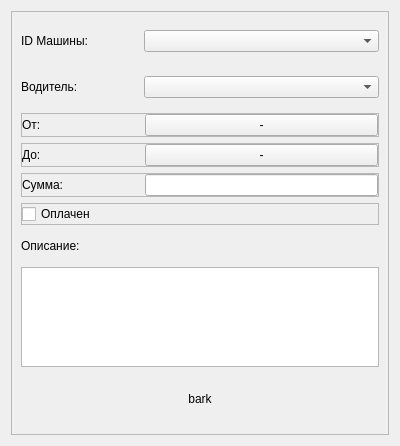
Qt form EcoTaxiQt/pages/addupdaterepair.ui (zhanyysh/ecotaxi) before a commit.
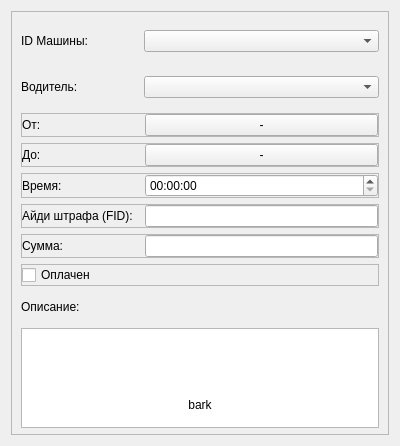
The same form after that commit.

Commit message: time, FID added

Diff of the .ui file:
```diff
--- a/EcoTaxiQt/pages/addupdaterepair.ui
+++ b/EcoTaxiQt/pages/addupdaterepair.ui
@@ -197,6 +197,74 @@
         </layout>
        </widget>
       </item>
+      <item>
+       <widget class="QFrame" name="TimeFrame">
+        <property name="frameShape">
+         <enum>QFrame::StyledPanel</enum>
+        </property>
+        <property name="frameShadow">
+         <enum>QFrame::Raised</enum>
+        </property>
+        <layout class="QHBoxLayout" name="horizontalLayout_5" stretch="1,2">
+         <property name="leftMargin">
+          <number>0</number>
+         </property>
+         <property name="topMargin">
+          <number>0</number>
+         </property>
+         <property name="rightMargin">
+          <number>0</number>
+         </property>
+         <property name="bottomMargin">
+          <number>0</number>
+         </property>
+         <item>
+          <widget class="QLabel" name="TimeLabel">
+           <property name="text">
+            <string>Время:</string>
+           </property>
+          </widget>
+         </item>
+         <item>
+          <widget class="QTimeEdit" name="TimeEdit"/>
+         </item>
+        </layout>
+       </widget>
+      </item>
+      <item>
+       <widget class="QFrame" name="FIDFrame">
+        <property name="frameShape">
+         <enum>QFrame::StyledPanel</enum>
+        </property>
+        <property name="frameShadow">
+         <enum>QFrame::Raised</enum>
+        </property>
+        <layout class="QHBoxLayout" name="horizontalLayout_6" stretch="1,2">
+         <property name="leftMargin">
+          <number>0</number>
+         </property>
+         <property name="topMargin">
+          <number>0</number>
+         </property>
+         <property name="rightMargin">
+          <number>0</number>
+         </property>
+         <property name="bottomMargin">
+          <number>0</number>
+         </property>
+         <item>
+          <widget class="QLabel" name="FIDLabel">
+           <property name="text">
+            <string>Айди штрафа (FID):</string>
+           </property>
+          </widget>
+         </item>
+         <item>
+          <widget class="QLineEdit" name="FIDEdit"/>
+         </item>
+        </layout>
+       </widget>
+      </item>
       <item>
        <widget class="QFrame" name="AmountFrame">
         <property name="frameShape">
```
The commit also changes 7 other files.
